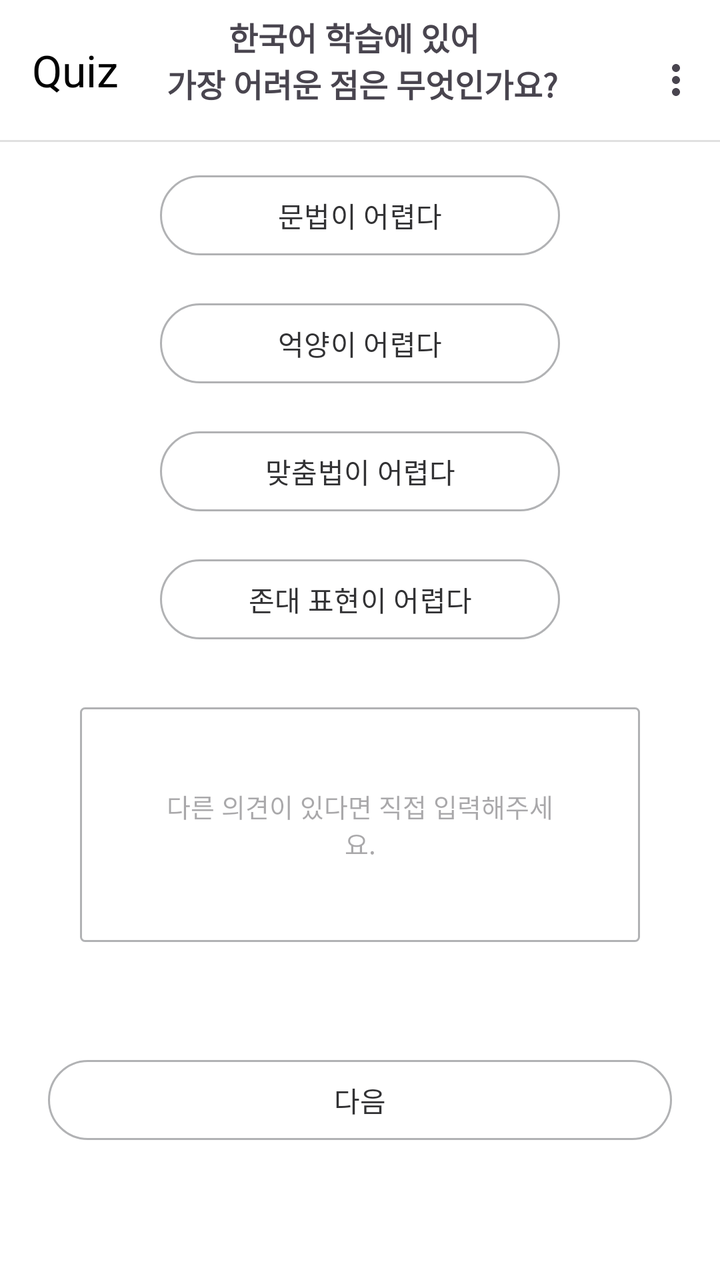
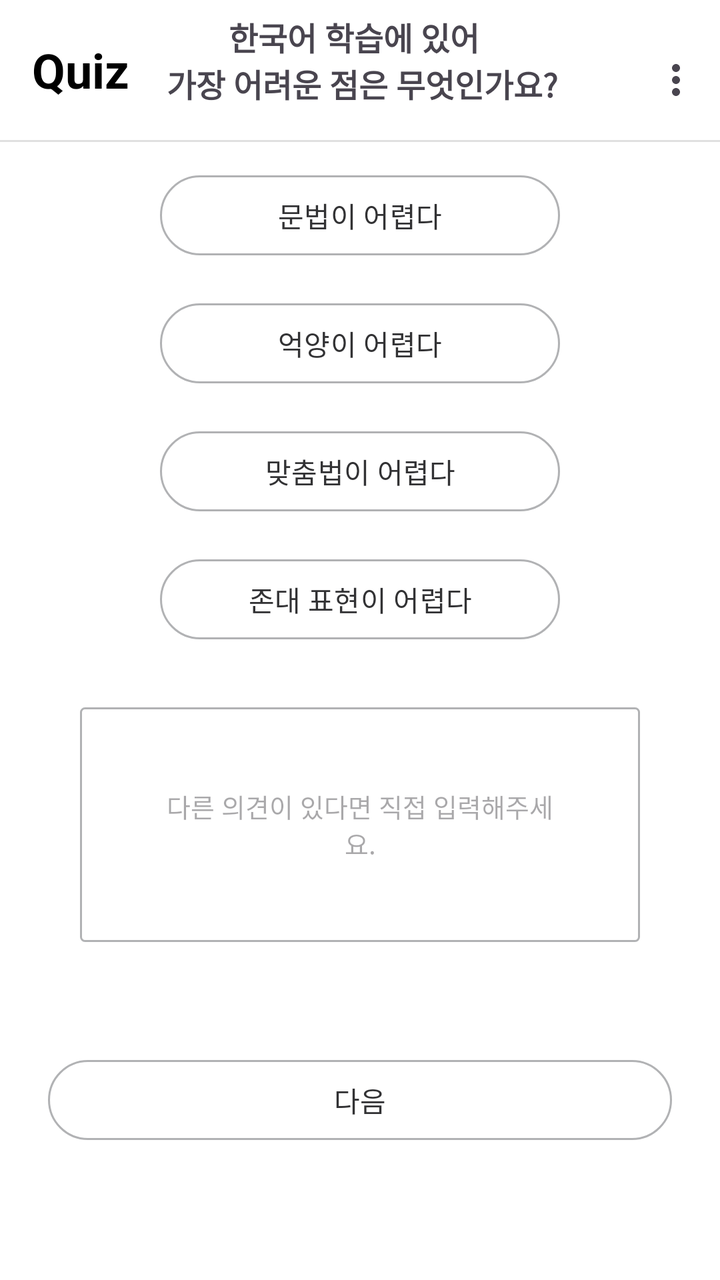

Compare the two renders of this Android layout. The source of the first and the diff that turns it into the second are given below.
<!-- AndroidManifest.xml: application theme Theme.GURU2 -->
<!-- res/layout/fragment_survey_q2.xml -->
<?xml version="1.0" encoding="utf-8"?>
<androidx.constraintlayout.widget.ConstraintLayout xmlns:android="http://schemas.android.com/apk/res/android"
    xmlns:app="http://schemas.android.com/apk/res-auto"
    xmlns:tools="http://schemas.android.com/tools"
    android:layout_width="match_parent"
    android:layout_height="match_parent"
    android:background="#FFF"
    tools:context=".SurveyQ2Fragment">

    
    <com.google.android.material.appbar.AppBarLayout
        android:id="@+id/appBar"
        android:layout_width="0dp"
        android:layout_height="wrap_content"
        android:background="#FFFFFF"
        app:layout_constraintTop_toTopOf="parent"
        app:layout_constraintStart_toStartOf="parent"
        app:layout_constraintEnd_toEndOf="parent">

        <com.google.android.material.appbar.MaterialToolbar
            android:id="@+id/mainToolbar"
            android:layout_width="match_parent"
            android:layout_height="70dp"
            android:background="#FFF"
            android:paddingVertical="8dp"
            app:menu="@menu/menu_main"
            app:title="Quiz"
            app:titleTextColor="@android:color/black" />
        <View
            android:layout_width="match_parent"
            android:layout_height="1dp"
            android:background="#E0E0E0" />

    </com.google.android.material.appbar.AppBarLayout>

    
    <TextView
        android:id="@+id/Q2TextView"
        android:layout_width="249dp"
        android:layout_height="57dp"
        android:layout_marginBottom="20dp"
        android:text="한국어 학습에 있어 \n 가장 어려운 점은 무엇인가요?"
        android:textAlignment="center"
        android:textAllCaps="false"
        android:textSize="16sp"
        android:textStyle="bold"
        app:layout_constraintBottom_toTopOf="@+id/btnHard1"
        app:layout_constraintEnd_toEndOf="parent"
        app:layout_constraintHorizontal_bias="0.493"
        app:layout_constraintStart_toStartOf="parent" />

    
    <Button
        android:id="@+id/btnHard1"
        android:layout_width="0dp"
        android:layout_height="wrap_content"
        android:layout_marginStart="80dp"
        android:layout_marginEnd="80dp"
        android:layout_marginBottom="16dp"
        android:text="문법이 어렵다"
        android:textColor="#323234"
        app:backgroundTint="#FFF"
        app:strokeWidth="1dp"
        app:strokeColor="#B1B2B4"
        app:layout_constraintBottom_toTopOf="@+id/btnHard2"
        app:layout_constraintEnd_toEndOf="parent"
        app:layout_constraintHorizontal_bias="0.0"
        app:layout_constraintStart_toStartOf="parent" />

    <Button
        android:id="@+id/btnHard2"
        android:layout_width="0dp"
        android:layout_height="wrap_content"
        android:layout_marginStart="80dp"
        android:layout_marginEnd="80dp"
        android:layout_marginBottom="16dp"
        android:text="억양이 어렵다"
        android:textColor="#323234"
        app:backgroundTint="#FFF"
        app:strokeWidth="1dp"
        app:strokeColor="#B1B2B4"
        app:layout_constraintBottom_toTopOf="@+id/btnHard3"
        app:layout_constraintEnd_toEndOf="parent"
        app:layout_constraintHorizontal_bias="0.0"
        app:layout_constraintStart_toStartOf="parent" />

    <Button
        android:id="@+id/btnHard3"
        android:layout_width="0dp"
        android:layout_height="wrap_content"
        android:layout_marginStart="80dp"
        android:layout_marginEnd="80dp"
        android:layout_marginBottom="16dp"
        android:text="맞춤법이 어렵다"
        android:textColor="#323234"
        app:backgroundTint="#FFF"
        app:strokeWidth="1dp"
        app:strokeColor="#B1B2B4"
        app:layout_constraintBottom_toTopOf="@+id/btnHard4"
        app:layout_constraintEnd_toEndOf="parent"
        app:layout_constraintHorizontal_bias="0.0"
        app:layout_constraintStart_toStartOf="parent" />

    <Button
        android:id="@+id/btnHard4"
        android:layout_width="0dp"
        android:layout_height="wrap_content"
        android:layout_marginStart="80dp"
        android:layout_marginEnd="80dp"
        android:layout_marginBottom="30dp"
        android:text="존대 표현이 어렵다"
        android:textColor="#323234"
        app:backgroundTint="#FFF"
        app:strokeWidth="1dp"
        app:strokeColor="#B1B2B4"
        app:layout_constraintBottom_toTopOf="@+id/editText"
        app:layout_constraintEnd_toEndOf="parent"
        app:layout_constraintHorizontal_bias="0.0"
        app:layout_constraintStart_toStartOf="parent" />

    

    

    <EditText
        android:id="@+id/editText"
        android:layout_width="0dp"
        android:layout_height="wrap_content"
        android:layout_marginStart="40dp"
        android:layout_marginEnd="40dp"
        android:layout_marginBottom="55dp"
        android:hint="다른 의견이 있다면 직접 입력해주세요."
        android:textSize="13dp"
        android:padding="40dp"
        android:textAlignment="center"
        android:background="@drawable/bg_edittext"
        app:layout_constraintBottom_toTopOf="@+id/btnNext"
        app:layout_constraintEnd_toEndOf="parent"
        app:layout_constraintHorizontal_bias="0.0"
        app:layout_constraintStart_toStartOf="parent" />

    <Button
        android:id="@+id/btnNext"
        android:layout_width="match_parent"
        android:layout_height="48dp"
        android:layout_marginStart="24dp"
        android:layout_marginEnd="24dp"
        android:layout_marginBottom="66dp"
        android:text="다음"
        android:textColor="#323234"
        app:backgroundTint="#FFF"
        app:layout_constraintBottom_toBottomOf="parent"
        app:layout_constraintEnd_toEndOf="parent"
        app:layout_constraintStart_toStartOf="parent"
        app:strokeColor="#B1B2B4"
        app:strokeWidth="1dp" />

</androidx.constraintlayout.widget.ConstraintLayout>
<!-- resources referenced by this layout -->
<resources>
  <!-- drawable bg_edittext (drawable) -->
  <?xml version="1.0" encoding="utf-8"?>
  <shape xmlns:android="http://schemas.android.com/apk/res/android"
      android:shape="rectangle">
  
      <solid android:color="#FFFFFF" />
  
      <stroke
          android:width="1dp"
          android:color="#B1B2B4" />
  
      <corners android:radius="2dp" />
  </shape>
  <style name="Theme.GURU2" parent="Base.Theme.GURU2" />
  <style name="Base.Theme.GURU2" parent="Theme.Material3.DayNight.NoActionBar">
  
          <item name="android:windowLightStatusBar">true</item>
  
          <item name="android:windowTranslucentStatus">false</item>
  
          <item name="popupMenuBackground">@android:color/transparent</item>
          <item name="android:itemBackground">#E9ECFF</item>
          
      </style>
</resources>

<!-- the commit's change to res/layout/fragment_survey_q2.xml (unified diff, before → after) -->
@@ -24,6 +24,7 @@
             android:background="#FFF"
             android:paddingVertical="8dp"
             app:menu="@menu/menu_main"
+            app:titleTextAppearance="@style/ToolbarTitleBold"
             app:title="Quiz"
             app:titleTextColor="@android:color/black" />
         <View
<!-- resource entries referenced after the edit -->
@@ -13,6 +13,10 @@
   
       <corners android:radius="2dp" />
   </shape>
+  <style name="ToolbarTitleBold">
+          <item name="android:textStyle">bold</item>
+          <item name="android:textSize">24sp</item>
+      </style>
   <style name="Theme.GURU2" parent="Base.Theme.GURU2" />
   <style name="Base.Theme.GURU2" parent="Theme.Material3.DayNight.NoActionBar">
   
